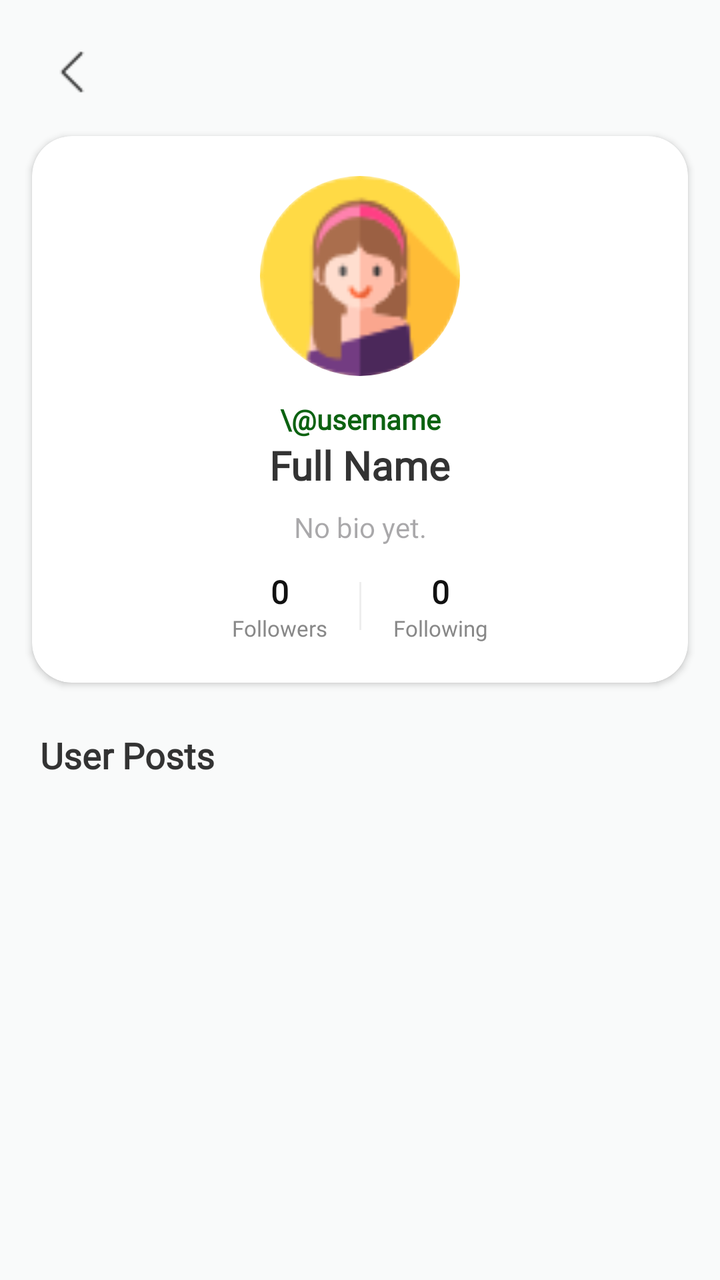
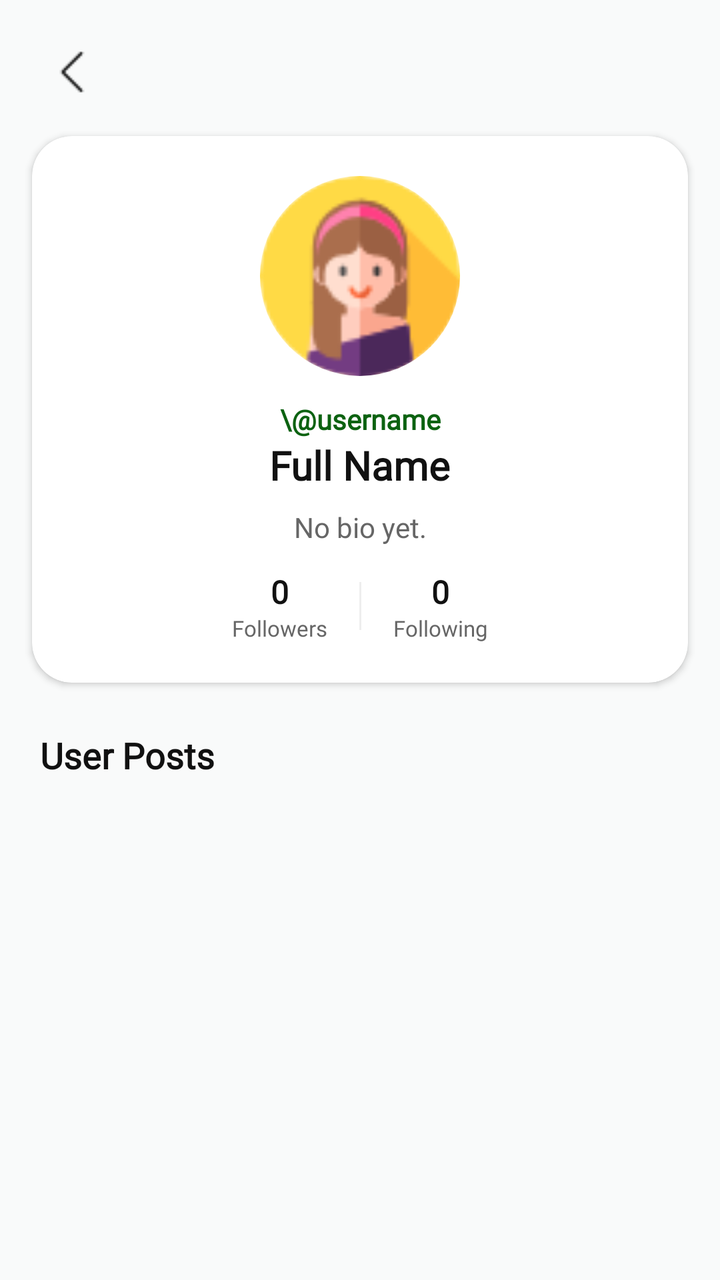

Before-and-after screenshots of an Android layout around one commit, followed by the original layout XML and the change that was made.
<!-- AndroidManifest.xml: application theme Theme.SmartGrow -->
<!-- res/layout/fragment_user_profile.xml -->
<?xml version="1.0" encoding="utf-8"?>
<androidx.constraintlayout.widget.ConstraintLayout xmlns:android="http://schemas.android.com/apk/res/android"
    xmlns:app="http://schemas.android.com/apk/res-auto"
    xmlns:tools="http://schemas.android.com/tools"
    android:layout_width="match_parent"
    android:layout_height="match_parent"
    android:background="#F9FAFA">

    <androidx.core.widget.NestedScrollView
        android:layout_width="match_parent"
        android:layout_height="match_parent"
        android:fillViewport="true">

        <androidx.constraintlayout.widget.ConstraintLayout
            android:layout_width="match_parent"
            android:layout_height="wrap_content"
            android:paddingBottom="24dp">

            
            <ImageButton
                android:id="@+id/btn_back"
                android:layout_width="40dp"
                android:layout_height="40dp"
                android:layout_marginStart="16dp"
                android:layout_marginTop="16dp"
                android:background="?attr/selectableItemBackgroundBorderless"
                android:src="@drawable/ic_back"
                app:layout_constraintStart_toStartOf="parent"
                app:layout_constraintTop_toTopOf="parent"
                app:tint="#333333" />

            <com.google.android.material.card.MaterialCardView
                android:id="@+id/card_header"
                android:layout_width="match_parent"
                android:layout_height="wrap_content"
                android:layout_marginTop="12dp"
                android:layout_marginHorizontal="16dp"
                app:cardBackgroundColor="#FFFFFF"
                app:cardCornerRadius="20dp"
                app:cardElevation="2dp"
                app:strokeWidth="0dp"
                app:layout_constraintTop_toBottomOf="@id/btn_back">

                <androidx.constraintlayout.widget.ConstraintLayout
                    android:layout_width="match_parent"
                    android:layout_height="wrap_content"
                    android:padding="20dp">

                    <com.google.android.material.imageview.ShapeableImageView
                        android:id="@+id/iv_profile_pic"
                        android:layout_width="100dp"
                        android:layout_height="100dp"
                        android:scaleType="centerCrop"
                        android:src="@drawable/ic_user"
                        app:shapeAppearanceOverlay="@style/CircleImageView"
                        app:layout_constraintEnd_toEndOf="parent"
                        app:layout_constraintStart_toStartOf="parent"
                        app:layout_constraintTop_toTopOf="parent" />

                    <TextView
                        android:id="@+id/tv_username_display"
                        android:layout_width="wrap_content"
                        android:layout_height="wrap_content"
                        android:layout_marginTop="12dp"
                        android:fontFamily="@font/poppins"
                        android:text="\@username"
                        android:textColor="#0C6211"
                        android:textSize="14sp"
                        android:textStyle="bold"
                        app:layout_constraintEnd_toEndOf="parent"
                        app:layout_constraintStart_toStartOf="parent"
                        app:layout_constraintTop_toBottomOf="@id/iv_profile_pic" />

                    <TextView
                        android:id="@+id/tv_full_name"
                        android:layout_width="wrap_content"
                        android:layout_height="wrap_content"
                        android:fontFamily="@font/poppins"
                        android:text="Full Name"
                        android:textColor="#333333"
                        android:textSize="20sp"
                        android:textStyle="bold"
                        app:layout_constraintEnd_toEndOf="parent"
                        app:layout_constraintStart_toStartOf="parent"
                        app:layout_constraintTop_toBottomOf="@id/tv_username_display" />

                    <TextView
                        android:id="@+id/tv_bio"
                        android:layout_width="0dp"
                        android:layout_height="wrap_content"
                        android:layout_marginTop="8dp"
                        android:fontFamily="@font/poppins"
                        android:gravity="center"
                        android:hint="No bio yet."
                        android:textColor="#666666"
                        android:textSize="14sp"
                        app:layout_constraintEnd_toEndOf="parent"
                        app:layout_constraintStart_toStartOf="parent"
                        app:layout_constraintTop_toBottomOf="@id/tv_full_name" />

                    <LinearLayout
                        android:id="@+id/layout_stats_social"
                        android:layout_width="wrap_content"
                        android:layout_height="wrap_content"
                        android:orientation="horizontal"
                        android:layout_marginTop="12dp"
                        app:layout_constraintTop_toBottomOf="@id/tv_bio"
                        app:layout_constraintStart_toStartOf="parent"
                        app:layout_constraintEnd_toEndOf="parent">

                        <LinearLayout
                            android:id="@+id/layout_followers_click"
                            android:layout_width="wrap_content"
                            android:layout_height="wrap_content"
                            android:orientation="vertical"
                            android:gravity="center"
                            android:paddingHorizontal="16dp"
                            android:clickable="true"
                            android:focusable="true"
                            android:background="?attr/selectableItemBackground">
                            <TextView
                                android:id="@+id/tv_followers_count"
                                android:layout_width="wrap_content"
                                android:layout_height="wrap_content"
                                android:text="0"
                                android:textStyle="bold"
                                android:textColor="#111111"
                                android:textSize="16sp"
                                android:fontFamily="@font/poppins" />
                            <TextView
                                android:layout_width="wrap_content"
                                android:layout_height="wrap_content"
                                android:text="Followers"
                                android:textColor="#888888"
                                android:textSize="11sp"
                                android:fontFamily="@font/poppins" />
                        </LinearLayout>

                        <View
                            android:layout_width="1dp"
                            android:layout_height="24dp"
                            android:background="#EEEEEE"
                            android:layout_gravity="center_vertical" />

                        <LinearLayout
                            android:id="@+id/layout_following_click"
                            android:layout_width="wrap_content"
                            android:layout_height="wrap_content"
                            android:orientation="vertical"
                            android:gravity="center"
                            android:paddingHorizontal="16dp"
                            android:clickable="true"
                            android:focusable="true"
                            android:background="?attr/selectableItemBackground">
                            <TextView
                                android:id="@+id/tv_following_count"
                                android:layout_width="wrap_content"
                                android:layout_height="wrap_content"
                                android:text="0"
                                android:textStyle="bold"
                                android:textColor="#111111"
                                android:textSize="16sp"
                                android:fontFamily="@font/poppins" />
                            <TextView
                                android:layout_width="wrap_content"
                                android:layout_height="wrap_content"
                                android:text="Following"
                                android:textColor="#888888"
                                android:textSize="11sp"
                                android:fontFamily="@font/poppins" />
                        </LinearLayout>
                    </LinearLayout>

                    <com.google.android.material.button.MaterialButton
                        android:id="@+id/btn_follow"
                        android:layout_width="wrap_content"
                        android:layout_height="wrap_content"
                        android:layout_marginTop="16dp"
                        android:text="Follow"
                        android:textAllCaps="false"
                        android:textSize="13sp"
                        android:textStyle="bold"
                        android:visibility="gone"
                        app:cornerRadius="20dp"
                        app:backgroundTint="#0C6211"
                        app:layout_constraintTop_toBottomOf="@id/layout_stats_social"
                        app:layout_constraintStart_toStartOf="parent"
                        app:layout_constraintEnd_toEndOf="parent" />

                    <com.google.android.material.button.MaterialButton
                        android:id="@+id/btn_edit_bio"
                        style="@style/Widget.Material3.Button.TonalButton"
                        android:layout_width="wrap_content"
                        android:layout_height="wrap_content"
                        android:layout_marginTop="12dp"
                        android:text="Edit Bio"
                        android:textColor="#0C6211"
                        android:textSize="12sp"
                        app:cornerRadius="15dp"
                        android:visibility="gone"
                        app:icon="@drawable/ic_edit_pencil"
                        app:iconSize="14dp"
                        app:iconTint="#0C6211"
                        app:layout_constraintEnd_toEndOf="parent"
                        app:layout_constraintStart_toStartOf="parent"
                        app:layout_constraintTop_toBottomOf="@id/layout_stats_social" />

                    <com.google.android.material.button.MaterialButton
                        android:id="@+id/btn_see_archive"
                        style="@style/Widget.Material3.Button.TextButton"
                        android:layout_width="wrap_content"
                        android:layout_height="wrap_content"
                        android:text="See Archive"
                        android:textColor="#666666"
                        android:textSize="12sp"
                        app:icon="@drawable/ic_diary_book"
                        app:iconSize="14dp"
                        app:iconTint="#666666"
                        android:visibility="gone"
                        app:layout_constraintTop_toBottomOf="@id/btn_edit_bio"
                        app:layout_constraintStart_toStartOf="parent"
                        app:layout_constraintEnd_toEndOf="parent" />

                </androidx.constraintlayout.widget.ConstraintLayout>
            </com.google.android.material.card.MaterialCardView>

            <TextView
                android:id="@+id/tv_posts_label"
                android:layout_width="wrap_content"
                android:layout_height="wrap_content"
                android:layout_marginStart="20dp"
                android:layout_marginTop="24dp"
                android:fontFamily="@font/poppins"
                android:text="User Posts"
                android:textColor="#333333"
                android:textSize="18sp"
                android:textStyle="bold"
                app:layout_constraintStart_toStartOf="parent"
                app:layout_constraintTop_toBottomOf="@id/card_header" />

            <androidx.recyclerview.widget.RecyclerView
                android:id="@+id/rv_user_posts"
                android:layout_width="match_parent"
                android:layout_height="wrap_content"
                android:layout_marginTop="12dp"
                android:nestedScrollingEnabled="false"
                app:layout_constraintTop_toBottomOf="@id/tv_posts_label" />

            <TextView
                android:id="@+id/tv_no_posts"
                android:layout_width="wrap_content"
                android:layout_height="wrap_content"
                android:layout_marginTop="40dp"
                android:fontFamily="@font/poppins"
                android:text="No posts yet."
                android:textColor="#999999"
                android:textSize="14sp"
                android:visibility="gone"
                app:layout_constraintEnd_toEndOf="parent"
                app:layout_constraintStart_toStartOf="parent"
                app:layout_constraintTop_toBottomOf="@id/tv_posts_label" />

        </androidx.constraintlayout.widget.ConstraintLayout>
    </androidx.core.widget.NestedScrollView>
</androidx.constraintlayout.widget.ConstraintLayout>
<!-- resources referenced by this layout -->
<resources>
  <!-- drawable ic_back: png bitmap (drawable, 215 bytes) -->
  <!-- drawable ic_diary_book: png bitmap (drawable, 824 bytes) -->
  <!-- drawable ic_edit_pencil: png bitmap (drawable, 704 bytes) -->
  <!-- drawable ic_user: png bitmap (drawable, 3529 bytes) -->
  <style name="CircleImageView">
          <item name="cornerSize">50%</item>
      </style>
  <style name="Theme.SmartGrow" parent="Base.Theme.SmartGrow" />
  <style name="Base.Theme.SmartGrow" parent="Theme.Material3.DayNight.NoActionBar">
          <item name="android:windowBackground">@android:color/white</item>
          <item name="android:windowDisablePreview">true</item>
  
          
          <item name="android:statusBarColor">#FFFFFF</item>
          <item name="android:windowLightStatusBar">true</item>
  
          
          <item name="android:navigationBarColor">#FFFFFF</item>
          <item name="android:windowLightNavigationBar" tools:targetApi="o">true</item>
  
          <item name="android:windowDrawsSystemBarBackgrounds">true</item>
          <item name="android:windowTranslucentStatus">false</item>
          <item name="android:windowTranslucentNavigation">false</item>
      </style>
</resources>

<!-- the commit's change to res/layout/fragment_user_profile.xml (unified diff, before → after) -->
@@ -4,7 +4,7 @@
     xmlns:tools="http://schemas.android.com/tools"
     android:layout_width="match_parent"
     android:layout_height="match_parent"
-    android:background="#F9FAFA">
+    android:background="@color/background">
 
     <androidx.core.widget.NestedScrollView
         android:layout_width="match_parent"
@@ -27,7 +27,7 @@
                 android:src="@drawable/ic_back"
                 app:layout_constraintStart_toStartOf="parent"
                 app:layout_constraintTop_toTopOf="parent"
-                app:tint="#333333" />
+                app:tint="@color/text_primary" />
 
             <com.google.android.material.card.MaterialCardView
                 android:id="@+id/card_header"
@@ -35,7 +35,7 @@
                 android:layout_height="wrap_content"
                 android:layout_marginTop="12dp"
                 android:layout_marginHorizontal="16dp"
-                app:cardBackgroundColor="#FFFFFF"
+                app:cardBackgroundColor="@color/card_background"
                 app:cardCornerRadius="20dp"
                 app:cardElevation="2dp"
                 app:strokeWidth="0dp"
@@ -64,7 +64,7 @@
                         android:layout_marginTop="12dp"
                         android:fontFamily="@font/poppins"
                         android:text="\@username"
-                        android:textColor="#0C6211"
+                        android:textColor="@color/primary_green"
                         android:textSize="14sp"
                         android:textStyle="bold"
                         app:layout_constraintEnd_toEndOf="parent"
@@ -77,7 +77,7 @@
                         android:layout_height="wrap_content"
                         android:fontFamily="@font/poppins"
                         android:text="Full Name"
-                        android:textColor="#333333"
+                        android:textColor="@color/text_primary"
                         android:textSize="20sp"
                         android:textStyle="bold"
                         app:layout_constraintEnd_toEndOf="parent"
@@ -92,7 +92,8 @@
                         android:fontFamily="@font/poppins"
                         android:gravity="center"
                         android:hint="No bio yet."
-                        android:textColor="#666666"
+                        android:textColor="@color/text_secondary"
+                        android:textColorHint="@color/text_secondary"
                         android:textSize="14sp"
                         app:layout_constraintEnd_toEndOf="parent"
                         app:layout_constraintStart_toStartOf="parent"
@@ -124,14 +125,14 @@
                                 android:layout_height="wrap_content"
                                 android:text="0"
                                 android:textStyle="bold"
-                                android:textColor="#111111"
+                                android:textColor="@color/text_primary"
                                 android:textSize="16sp"
                                 android:fontFamily="@font/poppins" />
                             <TextView
                                 android:layout_width="wrap_content"
                                 android:layout_height="wrap_content"
                                 android:text="Followers"
-                                android:textColor="#888888"
+                                android:textColor="@color/text_secondary"
                                 android:textSize="11sp"
                                 android:fontFamily="@font/poppins" />
                         </LinearLayout>
@@ -139,7 +140,7 @@
                         <View
                             android:layout_width="1dp"
                             android:layout_height="24dp"
-                            android:background="#EEEEEE"
+                            android:background="@color/divider"
                             android:layout_gravity="center_vertical" />
 
                         <LinearLayout
@@ -158,14 +159,14 @@
                                 android:layout_height="wrap_content"
                                 android:text="0"
                                 android:textStyle="bold"
-                                android:textColor="#111111"
+                                android:textColor="@color/text_primary"
                                 android:textSize="16sp"
                                 android:fontFamily="@font/poppins" />
                             <TextView
                                 android:layout_width="wrap_content"
                                 android:layout_height="wrap_content"
                                 android:text="Following"
-                                android:textColor="#888888"
+                                android:textColor="@color/text_secondary"
                                 android:textSize="11sp"
                                 android:fontFamily="@font/poppins" />
                         </LinearLayout>
@@ -182,7 +183,7 @@
                         android:textStyle="bold"
                         android:visibility="gone"
                         app:cornerRadius="20dp"
-                        app:backgroundTint="#0C6211"
+                        app:backgroundTint="@color/primary_green"
                         app:layout_constraintTop_toBottomOf="@id/layout_stats_social"
                         app:layout_constraintStart_toStartOf="parent"
                         app:layout_constraintEnd_toEndOf="parent" />
@@ -194,13 +195,13 @@
                         android:layout_height="wrap_content"
                         android:layout_marginTop="12dp"
                         android:text="Edit Bio"
-                        android:textColor="#0C6211"
+                        android:textColor="@color/primary_green"
                         android:textSize="12sp"
                         app:cornerRadius="15dp"
                         android:visibility="gone"
                         app:icon="@drawable/ic_edit_pencil"
                         app:iconSize="14dp"
-                        app:iconTint="#0C6211"
+                        app:iconTint="@color/primary_green"
                         app:layout_constraintEnd_toEndOf="parent"
                         app:layout_constraintStart_toStartOf="parent"
                         app:layout_constraintTop_toBottomOf="@id/layout_stats_social" />
@@ -211,11 +212,11 @@
                         android:layout_width="wrap_content"
                         android:layout_height="wrap_content"
                         android:text="See Archive"
-                        android:textColor="#666666"
+                        android:textColor="@color/text_secondary"
                         android:textSize="12sp"
                         app:icon="@drawable/ic_diary_book"
                         app:iconSize="14dp"
-                        app:iconTint="#666666"
+                        app:iconTint="@color/text_secondary"
                         android:visibility="gone"
                         app:layout_constraintTop_toBottomOf="@id/btn_edit_bio"
                         app:layout_constraintStart_toStartOf="parent"
@@ -232,7 +233,7 @@
                 android:layout_marginTop="24dp"
                 android:fontFamily="@font/poppins"
                 android:text="User Posts"
-                android:textColor="#333333"
+                android:textColor="@color/text_primary"
                 android:textSize="18sp"
                 android:textStyle="bold"
                 app:layout_constraintStart_toStartOf="parent"
@@ -253,7 +254,7 @@
                 android:layout_marginTop="40dp"
                 android:fontFamily="@font/poppins"
                 android:text="No posts yet."
-                android:textColor="#999999"
+                android:textColor="@color/text_secondary"
                 android:textSize="14sp"
                 android:visibility="gone"
                 app:layout_constraintEnd_toEndOf="parent"
<!-- resource entries referenced after the edit -->
@@ -1,5 +1,11 @@
 <!-- resources referenced by this layout -->
 <resources>
+  <color name="background">#F9FAFA</color>
+  <color name="card_background">#FFFFFF</color>
+  <color name="divider">#EEEEEE</color>
+  <color name="primary_green">#0C6211</color>
+  <color name="text_primary">#111111</color>
+  <color name="text_secondary">#666666</color>
   <!-- drawable ic_back: png bitmap (drawable, 215 bytes) -->
   <!-- drawable ic_diary_book: png bitmap (drawable, 824 bytes) -->
   <!-- drawable ic_edit_pencil: png bitmap (drawable, 704 bytes) -->
@@ -9,15 +15,15 @@
       </style>
   <style name="Theme.SmartGrow" parent="Base.Theme.SmartGrow" />
   <style name="Base.Theme.SmartGrow" parent="Theme.Material3.DayNight.NoActionBar">
-          <item name="android:windowBackground">@android:color/white</item>
+          <item name="android:windowBackground">@color/background</item>
           <item name="android:windowDisablePreview">true</item>
   
           
-          <item name="android:statusBarColor">#FFFFFF</item>
+          <item name="android:statusBarColor">@color/background</item>
           <item name="android:windowLightStatusBar">true</item>
   
           
-          <item name="android:navigationBarColor">#FFFFFF</item>
+          <item name="android:navigationBarColor">@color/background</item>
           <item name="android:windowLightNavigationBar" tools:targetApi="o">true</item>
   
           <item name="android:windowDrawsSystemBarBackgrounds">true</item>
